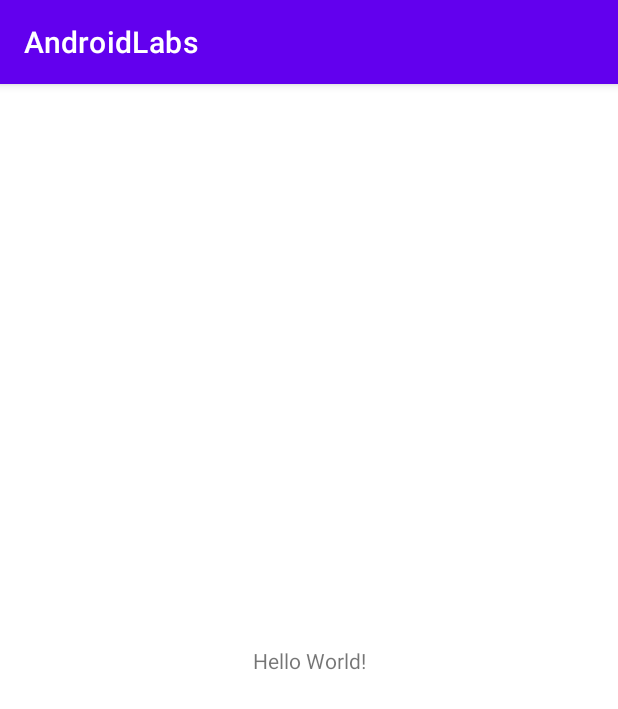
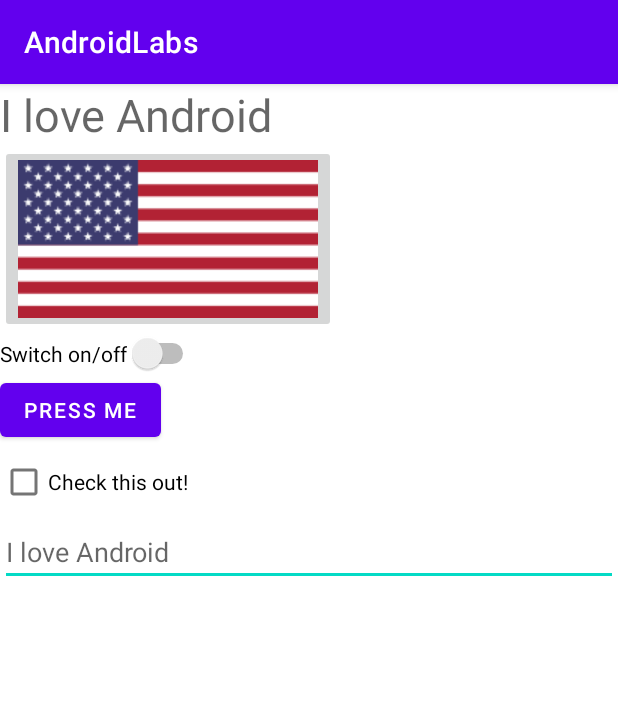
Before and after one commit to Tazmania0319/AndroidLabs, an Android app: the screen it shows after launch (MainActivity), on a phone screen of 412 x 824 dp. Shown: the top 709 px of the screen. Run offline under Robolectric (Android 15) with nearby library versions, the phone set to English and light mode, and no system bars.

Commit message:
Wrong Orientation

```diff
--- a/app/src/main/java/com/example/androidlabs/MainActivity.java
+++ b/app/src/main/java/com/example/androidlabs/MainActivity.java
@@ -5,7 +5,12 @@ import androidx.appcompat.app.AppCompatActivity;
 import android.media.Image;
 import android.os.Bundle;
 import android.widget.Button;
+import android.widget.CheckBox;
+import android.widget.EditText;
 import android.widget.ImageButton;
+import android.widget.TextView;
+
+import com.google.android.material.snackbar.Snackbar;
 
 public class MainActivity extends AppCompatActivity {
 
@@ -15,5 +20,20 @@ public class MainActivity extends AppCompatActivity {
         super.onCreate(savedInstanceState);
         setContentView(R.layout.activity_main);
 
+        TextView firstText = findViewById(R.id.inputtext);
+
+        EditText theEdit = findViewById(R.id.editText);
+
+        final Button btn = findViewById(R.id.button);
+        btn.setText("Press Me");
+        btn.setOnClickListener( (click) ->  { btn.setText("Label has been updated"); });
+
+        CheckBox cb = findViewById(R.id.checkBox);
+        cb.setOnCheckedChangeListener( (compoundButton, b) -> {
+
+            Snackbar.make(theEdit, "Checkbox is now " + b, Snackbar.LENGTH_LONG)
+                    .setAction("Undo", click-> compoundButton.setChecked( !b )).show();
+
+        });
     }
 }
--- a/app/src/main/res/layout/activity_main.xml
+++ b/app/src/main/res/layout/activity_main.xml
@@ -1,18 +1,57 @@
 <?xml version="1.0" encoding="utf-8"?>
-<androidx.constraintlayout.widget.ConstraintLayout xmlns:android="http://schemas.android.com/apk/res/android"
+<LinearLayout xmlns:android="http://schemas.android.com/apk/res/android"
     xmlns:app="http://schemas.android.com/apk/res-auto"
     xmlns:tools="http://schemas.android.com/tools"
     android:layout_width="match_parent"
     android:layout_height="match_parent"
+    android:orientation="vertical"
     tools:context=".MainActivity">
 
     <TextView
+        android:id="@+id/inputtext"
+        android:hint="I love Android"
+        android:textSize="30dp"
+        android:layout_width="wrap_content"
+        android:layout_height="wrap_content" />
+
+    <ImageButton
+        android:id="@+id/flag_Image"
         android:layout_width="wrap_content"
         android:layout_height="wrap_content"
-        android:text="Hello World!"
-        app:layout_constraintBottom_toBottomOf="parent"
-        app:layout_constraintEnd_toEndOf="parent"
-        app:layout_constraintStart_toStartOf="parent"
-        app:layout_constraintTop_toTopOf="parent" />
+        android:src="@drawable/flag" />
 
-</androidx.constraintlayout.widget.ConstraintLayout>
+    <Switch
+        android:id="@+id/switch1"
+        android:layout_width="wrap_content"
+        android:layout_height="wrap_content"
+        android:text="Switch on/off"
+        tools:layout_editor_absoluteX="5dp"
+        tools:layout_editor_absoluteY="42dp" />
+
+    <Button
+        android:id="@+id/button"
+        android:layout_width="wrap_content"
+        android:layout_height="wrap_content"
+        android:text="Press Me"
+        tools:layout_editor_absoluteX="5dp"
+        tools:layout_editor_absoluteY="137dp" />
+
+    <CheckBox
+        android:id="@+id/checkBox"
+        android:layout_width="wrap_content"
+        android:layout_height="wrap_content"
+        android:text="Check this out!"
+        tools:layout_editor_absoluteX="282dp"
+        tools:layout_editor_absoluteY="137dp" />
+
+    <EditText
+        android:id="@+id/editText"
+        android:layout_width="match_parent"
+        android:layout_height="wrap_content"
+        android:ems="10"
+        android:hint="I love Android"
+        android:inputType="textPersonName"
+        tools:layout_editor_absoluteX="0dp"
+        tools:layout_editor_absoluteY="185dp" />
+
+</LinearLayout>
```
Also changed, not shown: app/src/main/res/layout/activity_main_contraint.xml (added, +16 -0 lines), app/src/main/res/layout/activity_main_grid.xml (+23 -2 lines), app/src/main/res/layout/activity_main_linear.xml (+5 -5 lines), 1 other file.
